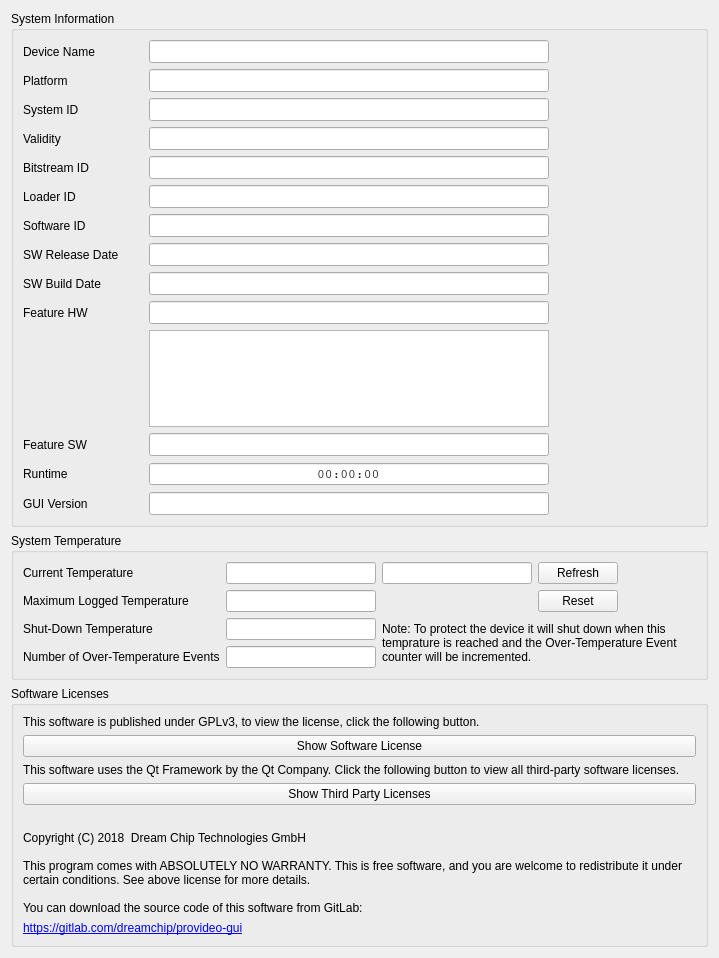
Above: dct_widgets/infobox/infobox.ui from KAYA-Instruments/SDI-Control-Point before the change. Below: the same form after it.
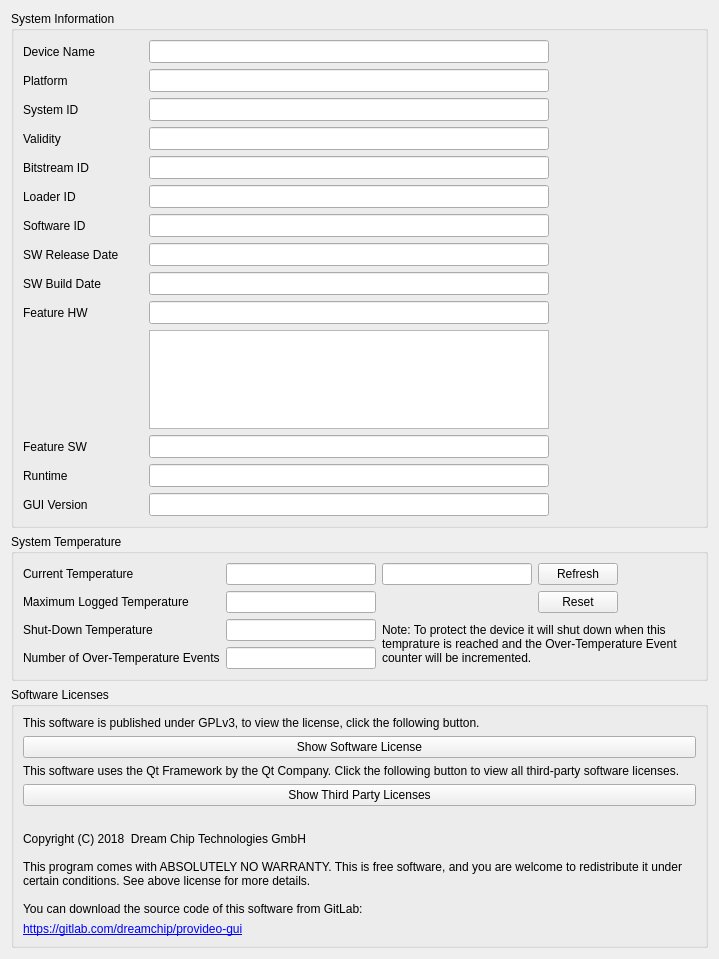
That is the form after the change.

Commit message:
Changed display of the runtime counter
- The runtime counter only displayed hours which is not sufficient
- Now it displays days as well

Patch:
```diff
--- a/dct_widgets/infobox/infobox.ui
+++ b/dct_widgets/infobox/infobox.ui
@@ -7,7 +7,7 @@
     <x>0</x>
     <y>0</y>
     <width>719</width>
-    <height>958</height>
+    <height>959</height>
    </rect>
   </property>
   <property name="windowTitle">
@@ -191,67 +191,6 @@
         </property>
        </widget>
       </item>
-      <item row="15" column="1">
-       <widget class="QTimeEdit" name="tetRuntime">
-        <property name="sizePolicy">
-         <sizepolicy hsizetype="Expanding" vsizetype="Fixed">
-          <horstretch>0</horstretch>
-          <verstretch>0</verstretch>
-         </sizepolicy>
-        </property>
-        <property name="minimumSize">
-         <size>
-          <width>400</width>
-          <height>0</height>
-         </size>
-        </property>
-        <property name="maximumSize">
-         <size>
-          <width>400</width>
-          <height>16777215</height>
-         </size>
-        </property>
-        <property name="font">
-         <font>
-          <family>Courier</family>
-          <pointsize>10</pointsize>
-          <weight>50</weight>
-          <bold>false</bold>
-          <kerning>true</kerning>
-         </font>
-        </property>
-        <property name="cursor">
-         <cursorShape>IBeamCursor</cursorShape>
-        </property>
-        <property name="mouseTracking">
-         <bool>true</bool>
-        </property>
-        <property name="focusPolicy">
-         <enum>Qt::NoFocus</enum>
-        </property>
-        <property name="acceptDrops">
-         <bool>true</bool>
-        </property>
-        <property name="alignment">
-         <set>Qt::AlignCenter</set>
-        </property>
-        <property name="readOnly">
-         <bool>true</bool>
-        </property>
-        <property name="buttonSymbols">
-         <enum>QAbstractSpinBox::NoButtons</enum>
-        </property>
-        <property name="currentSection">
-         <enum>QDateTimeEdit::HourSection</enum>
-        </property>
-        <property name="displayFormat">
-         <string>hh:mm:ss</string>
-        </property>
-        <property name="currentSectionIndex">
-         <number>0</number>
-        </property>
-       </widget>
-      </item>
       <item row="6" column="1">
        <widget class="QLineEdit" name="letLoaderId">
         <property name="minimumSize">
@@ -716,6 +655,39 @@
         </property>
        </widget>
       </item>
+      <item row="15" column="1">
+       <widget class="QLineEdit" name="letRuntime">
+        <property name="minimumSize">
+         <size>
+          <width>400</width>
+          <height>0</height>
+         </size>
+        </property>
+        <property name="maximumSize">
+         <size>
+          <width>400</width>
+          <height>16777215</height>
+         </size>
+        </property>
+        <property name="font">
+         <font>
+          <family>Courier</family>
+          <pointsize>10</pointsize>
+          <weight>50</weight>
+          <bold>false</bold>
+         </font>
+        </property>
+        <property name="focusPolicy">
+         <enum>Qt::NoFocus</enum>
+        </property>
+        <property name="alignment">
+         <set>Qt::AlignCenter</set>
+        </property>
+        <property name="readOnly">
+         <bool>true</bool>
+        </property>
+       </widget>
+      </item>
      </layout>
     </widget>
    </item>
```
The commit also changes 1 other file.
